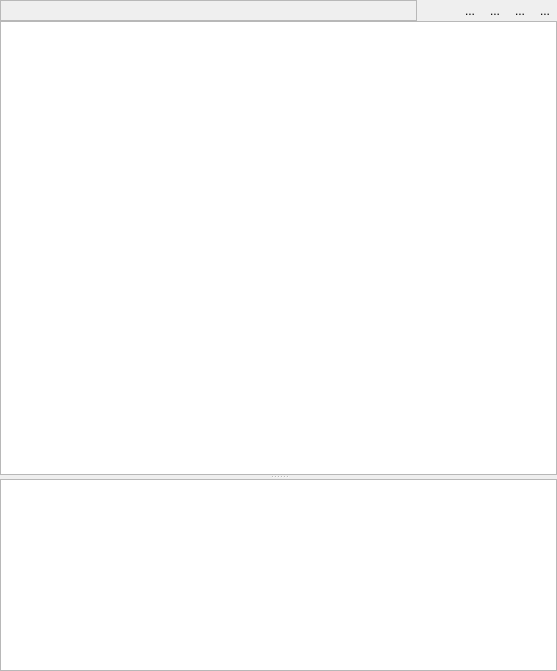
First picture: the form in Viewer/ecflowUI/src/CommandOutputWidget.ui, repository ecmwf/ecflow, before the edit.
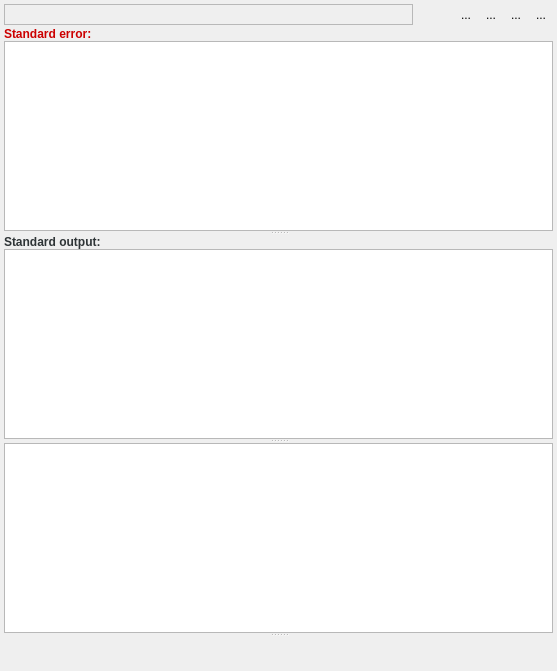
Second picture: the form after the edit. Icons and pictures are not drawn. Custom widgets are drawn as their Qt base class.

```diff
--- a/Viewer/ecflowUI/src/CommandOutputWidget.ui
+++ b/Viewer/ecflowUI/src/CommandOutputWidget.ui
@@ -13,21 +13,21 @@
   <property name="windowTitle">
    <string>Form</string>
   </property>
-  <layout class="QVBoxLayout" name="verticalLayout" stretch="0,0,1,0">
+  <layout class="QVBoxLayout" name="verticalLayout_3" stretch="0,1">
    <property name="spacing">
-    <number>0</number>
+    <number>2</number>
    </property>
    <property name="leftMargin">
-    <number>0</number>
+    <number>4</number>
    </property>
    <property name="topMargin">
-    <number>0</number>
+    <number>4</number>
    </property>
    <property name="rightMargin">
-    <number>0</number>
+    <number>4</number>
    </property>
    <property name="bottomMargin">
-    <number>0</number>
+    <number>4</number>
    </property>
    <item>
     <layout class="QHBoxLayout" name="horizontalLayout" stretch="1,0,0,0,0,0">
@@ -151,43 +151,102 @@
      </item>
     </layout>
    </item>
-   <item>
-    <widget class="MessageLabel" name="messageLabel_" native="true"/>
-   </item>
    <item>
     <widget class="QSplitter" name="splitter_">
      <property name="orientation">
       <enum>Qt::Vertical</enum>
      </property>
-     <widget class="PlainTextEdit" name="textEdit_">
-      <property name="sizePolicy">
-       <sizepolicy hsizetype="Expanding" vsizetype="Expanding">
-        <horstretch>0</horstretch>
-        <verstretch>1</verstretch>
-       </sizepolicy>
-      </property>
-      <property name="lineWrapMode">
-       <enum>QPlainTextEdit::NoWrap</enum>
-      </property>
-      <property name="readOnly">
-       <bool>true</bool>
-      </property>
+     <widget class="QWidget" name="widget" native="true">
+      <layout class="QVBoxLayout" name="verticalLayout" stretch="0,1">
+       <property name="spacing">
+        <number>0</number>
+       </property>
+       <property name="leftMargin">
+        <number>0</number>
+       </property>
+       <property name="topMargin">
+        <number>0</number>
+       </property>
+       <property name="rightMargin">
+        <number>0</number>
+       </property>
+       <property name="bottomMargin">
+        <number>0</number>
+       </property>
+       <item>
+        <widget class="QLabel" name="label">
+         <property name="styleSheet">
+          <string notr="true">color: rgb(204, 0, 0);</string>
+         </property>
+         <property name="text">
+          <string>&lt;html&gt;&lt;head/&gt;&lt;body&gt;&lt;p&gt;&lt;span style=&quot; font-weight:600;&quot;&gt;Standard error:&lt;/span&gt;&lt;/p&gt;&lt;/body&gt;&lt;/html&gt;</string>
+         </property>
+        </widget>
+       </item>
+       <item>
+        <widget class="PlainTextEdit" name="errTe_">
+         <property name="lineWrapMode">
+          <enum>QPlainTextEdit::NoWrap</enum>
+         </property>
+         <property name="readOnly">
+          <bool>true</bool>
+         </property>
+        </widget>
+       </item>
+      </layout>
+     </widget>
+     <widget class="QWidget" name="widget_2" native="true">
+      <layout class="QVBoxLayout" name="verticalLayout_2" stretch="0,1">
+       <property name="spacing">
+        <number>0</number>
+       </property>
+       <property name="leftMargin">
+        <number>0</number>
+       </property>
+       <property name="topMargin">
+        <number>0</number>
+       </property>
+       <property name="rightMargin">
+        <number>0</number>
+       </property>
+       <property name="bottomMargin">
+        <number>0</number>
+       </property>
+       <item>
+        <widget class="QLabel" name="label_2">
+         <property name="styleSheet">
+          <string notr="true">color: rgb(204, 0, 0);</string>
+         </property>
+         <property name="text">
+          <string>&lt;html&gt;&lt;head/&gt;&lt;body&gt;&lt;p&gt;&lt;span style=&quot; font-weight:600; color:#2e3436;&quot;&gt;Standard output:&lt;/span&gt;&lt;/p&gt;&lt;/body&gt;&lt;/html&gt;</string>
+         </property>
+        </widget>
+       </item>
+       <item>
+        <widget class="PlainTextEdit" name="outTe_">
+         <property name="sizePolicy">
+          <sizepolicy hsizetype="Expanding" vsizetype="Expanding">
+           <horstretch>0</horstretch>
+           <verstretch>1</verstretch>
+          </sizepolicy>
+         </property>
+         <property name="lineWrapMode">
+          <enum>QPlainTextEdit::NoWrap</enum>
+         </property>
+         <property name="readOnly">
+          <bool>true</bool>
+         </property>
+        </widget>
+       </item>
+      </layout>
      </widget>
      <widget class="QTreeView" name="tree_"/>
+     <widget class="PlainTextSearchLine" name="searchLine_" native="true"/>
     </widget>
    </item>
-   <item>
-    <widget class="PlainTextSearchLine" name="searchLine_" native="true"/>
-   </item>
   </layout>
  </widget>
  <customwidgets>
-  <customwidget>
-   <class>MessageLabel</class>
-   <extends>QWidget</extends>
-   <header>MessageLabel.hpp</header>
-   <container>1</container>
-  </customwidget>
   <customwidget>
    <class>PlainTextEdit</class>
    <extends>QPlainTextEdit</extends>
```
